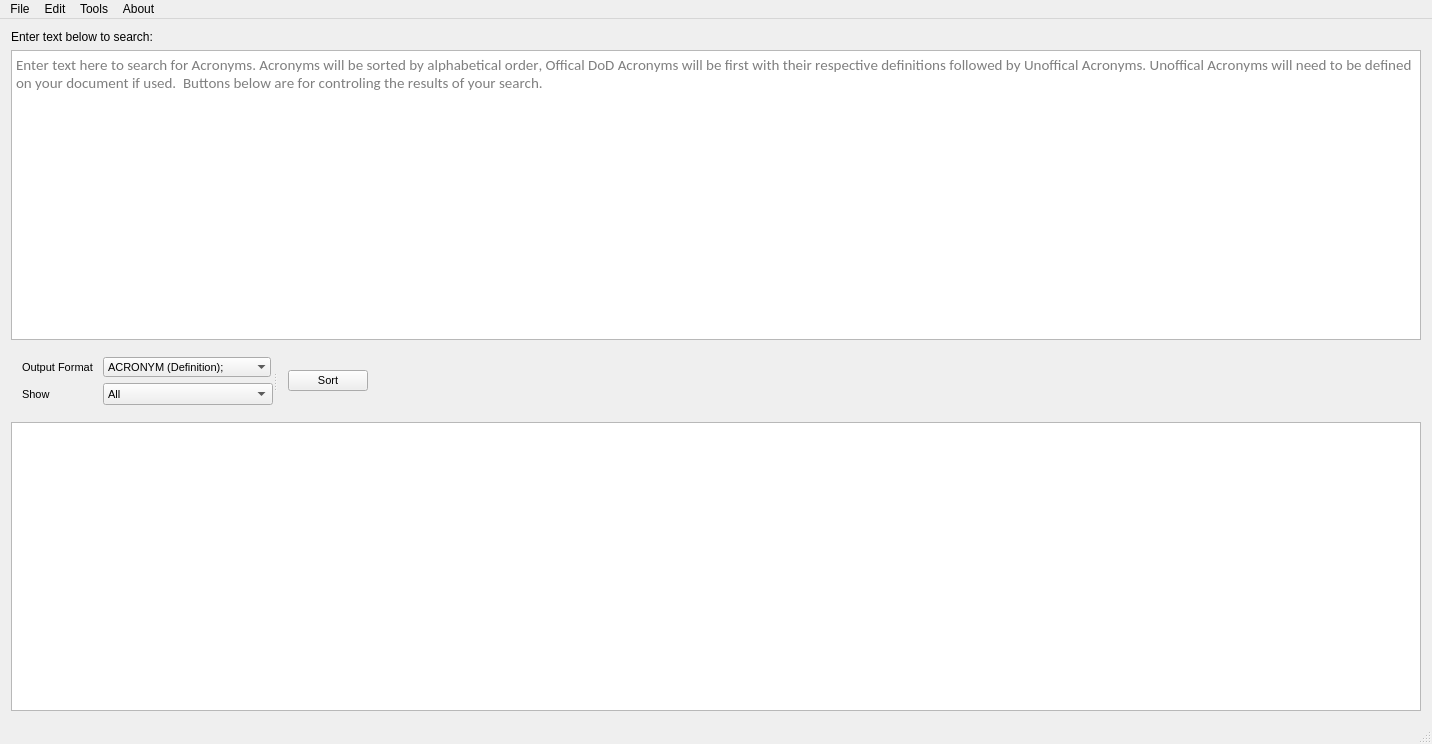
Before: the Qt Designer form Source_Files/sorter.ui in SnekCode/AcronymSorter, drawn with Qt 5.
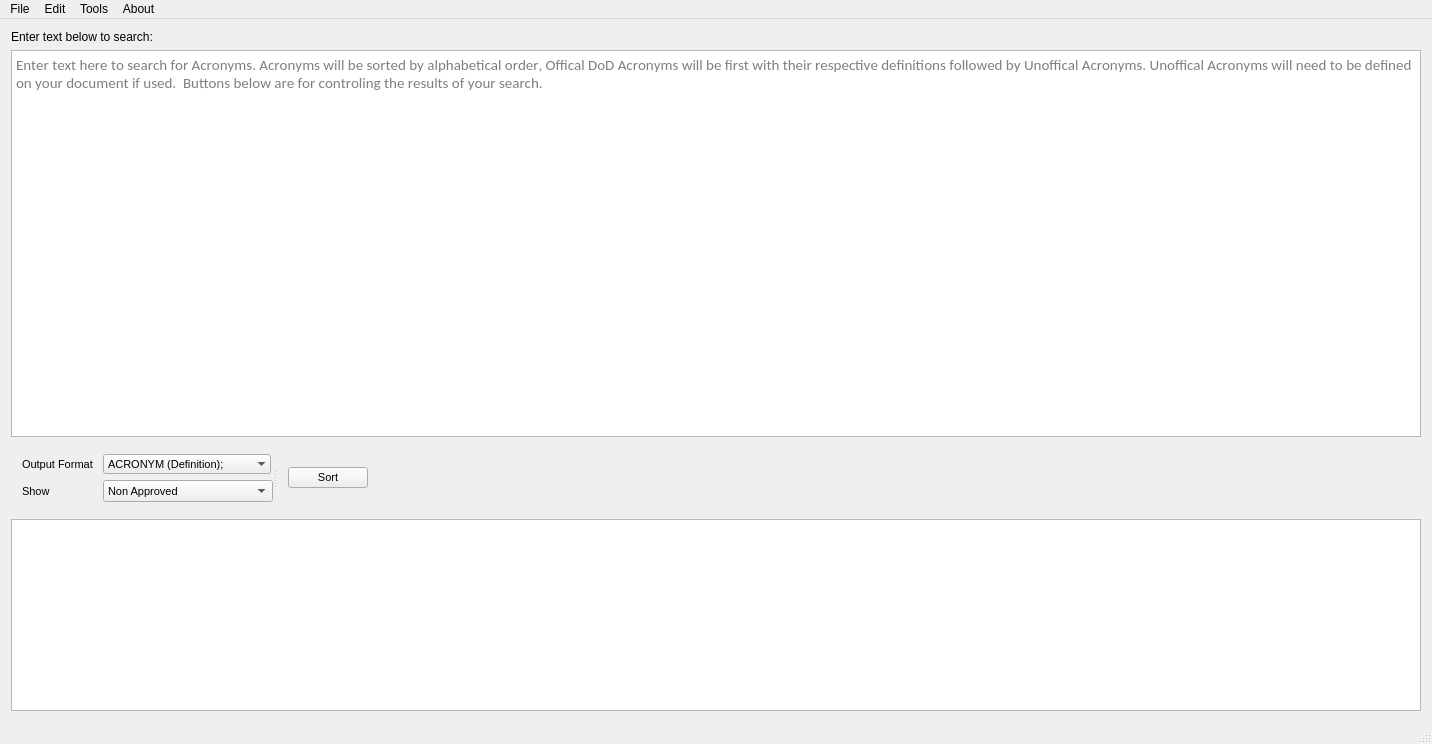
After: the same form once the commit is applied. Icons and pictures are not drawn.

Diff of the .ui file:
```diff
--- a/Source_Files/sorter.ui
+++ b/Source_Files/sorter.ui
@@ -67,6 +67,9 @@
       <property name="whatsThis">
        <string/>
       </property>
+      <property name="autoFillBackground">
+       <bool>false</bool>
+      </property>
       <property name="horizontalScrollBarPolicy">
        <enum>Qt::ScrollBarAsNeeded</enum>
       </property>
@@ -232,6 +235,16 @@
           <property name="minimumContentsLength">
            <number>20</number>
           </property>
+          <item>
+           <property name="text">
+            <string>Non Approved</string>
+           </property>
+          </item>
+          <item>
+           <property name="text">
+            <string>15th Wing Approved</string>
+           </property>
+          </item>
           <item>
            <property name="text">
             <string>All</string>
@@ -279,7 +292,7 @@
       </widget>
      </widget>
     </item>
-    <item>
+    <item alignment="Qt::AlignTop">
      <widget class="QTextEdit" name="OutputBox">
       <property name="sizePolicy">
        <sizepolicy hsizetype="Preferred" vsizetype="Expanding">
```
Left out of the diff: 13 changed lines with no effect on the pictures.
